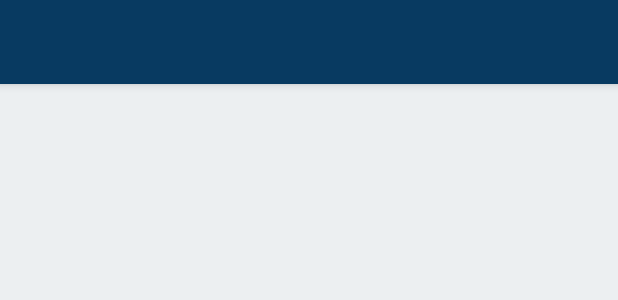
After one commit to applicationsARworks2017/PRConnectIIIT-djena, an Android app: the layout activity_online_ofline.xml on its own in the app's theme, with its tools: preview values and no code run, on a phone screen of 412 x 824 dp. The commit adds this screen. Shown: the top 300 px of the screen. Run offline under Robolectric (Android 15) with nearby library versions, the phone set to English and light mode, and no system bars.

Commit message:
tab added

```diff
--- a/app/src/main/java/com/iiit/amaresh/demotrack/Activity/AlluserList.java
+++ b/app/src/main/java/com/iiit/amaresh/demotrack/Activity/AlluserList.java
@@ -13,6 +13,7 @@ import android.widget.SearchView;
 import android.widget.TextView;
 
 import com.iiit.amaresh.demotrack.Adapter.AllUserAdapter;
+import com.iiit.amaresh.demotrack.Database.DBHelper;
 import com.iiit.amaresh.demotrack.Extra.BaseActivity;
 import com.iiit.amaresh.demotrack.Pojo.Constants;
 import com.iiit.amaresh.demotrack.Pojo.UserListing;
@@ -51,6 +52,7 @@ public class AlluserList extends BaseActivity {
     private int index = 0, top = 0;
     int g_position=0;
     String pagename;
+    DBHelper db=new DBHelper(this);
 
     @Override
     protected void onCreate(Bundle savedInstanceState) {
@@ -292,8 +294,6 @@ public class AlluserList extends BaseActivity {
             mListView.setAdapter(qadapter);
             mListView.setSelectionFromTop(index, top);
             progress.dismiss();
-
         }
     }
-
 }
--- a/app/src/main/java/com/iiit/amaresh/demotrack/Activity/GalaryActivity.java
+++ b/app/src/main/java/com/iiit/amaresh/demotrack/Activity/GalaryActivity.java
@@ -38,7 +38,6 @@ public class GalaryActivity extends BaseActivity {
     AllImageAdaper imadapter;
     int server_status;
     String id,im_title,im_filename,im_emp_id,im_latitude,im_longitude,im_created,server_message,im_usename,im_userdesg,im_useradd;
-
 
     @Override
     protected void onCreate(Bundle savedInstanceState) {
--- /dev/null
+++ b/app/src/main/res/layout/activity_online_ofline.xml
@@ -0,0 +1,28 @@
+<RelativeLayout xmlns:android="http://schemas.android.com/apk/res/android"
+    xmlns:tools="http://schemas.android.com/tools"
+    android:layout_width="match_parent"
+    android:layout_height="match_parent"
+    android:background="@color/bg_list">
+
+    <android.support.design.widget.CoordinatorLayout
+        xmlns:android="http://schemas.android.com/apk/res/android"
+        xmlns:app="http://schemas.android.com/apk/res-auto"
+        android:layout_width="match_parent"
+        android:layout_height="match_parent">
+
+        <android.support.design.widget.AppBarLayout
+            android:layout_width="match_parent"
+            android:layout_height="wrap_content"
+            android:theme="@style/AppTheme.AppBarOverlay">
+
+            <android.support.v7.widget.Toolbar
+                android:id="@+id/toolbar"
+                android:layout_width="match_parent"
+                android:layout_height="?attr/actionBarSize"
+                android:background="?attr/colorPrimary"
+                app:popupTheme="@style/AppTheme.PopupOverlay" />
+
+        </android.support.design.widget.AppBarLayout>
+    </android.support.design.widget.CoordinatorLayout>
+
+</RelativeLayout>
--- a/app/src/main/res/values/strings.xml
+++ b/app/src/main/res/values/strings.xml
@@ -17,6 +17,7 @@
     <string name="msg_page"> Compose Message</string>
     <string name="msg_details"> Detail Message</string>
     <string name="Galary">Images</string>
+    <string name="Galary_ASSET">Gallery Asset</string>
     <string name="no_app_found_title">Unable to Open</string>
     <string name="no_app_found_message">There is no application available to open this file.</string>
 </resources>
```
Also changed, not shown: app/src/main/java/com/iiit/amaresh/demotrack/Activity/OnlineOflineActivity.java (added, +62 -0 lines), app/src/main/java/com/iiit/amaresh/demotrack/Activity/UploadAssets.java (+13 -9 lines), app/src/main/java/com/iiit/amaresh/demotrack/Database/DBHelper.java (added, +67 -0 lines), app/src/main/java/com/iiit/amaresh/demotrack/Tabs/GalleryFragment.java (added, +15 -0 lines), app/src/main/java/com/iiit/amaresh/demotrack/Tabs/OflineAssetGalleryFragment.java (added, +13 -0 lines), app/src/main/java/com/iiit/amaresh/demotrack/Tabs/OnlineAssetGalleryFragment.java (added, +13 -0 lines), 3 other files.
